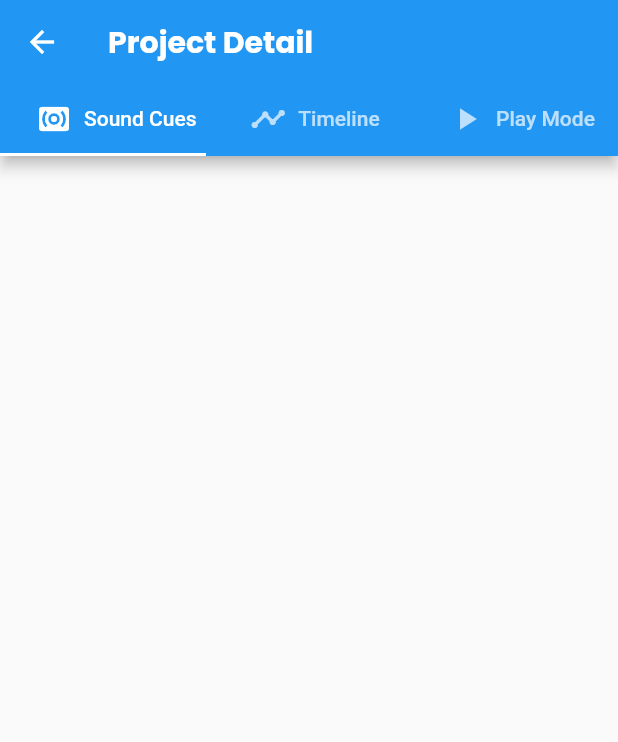
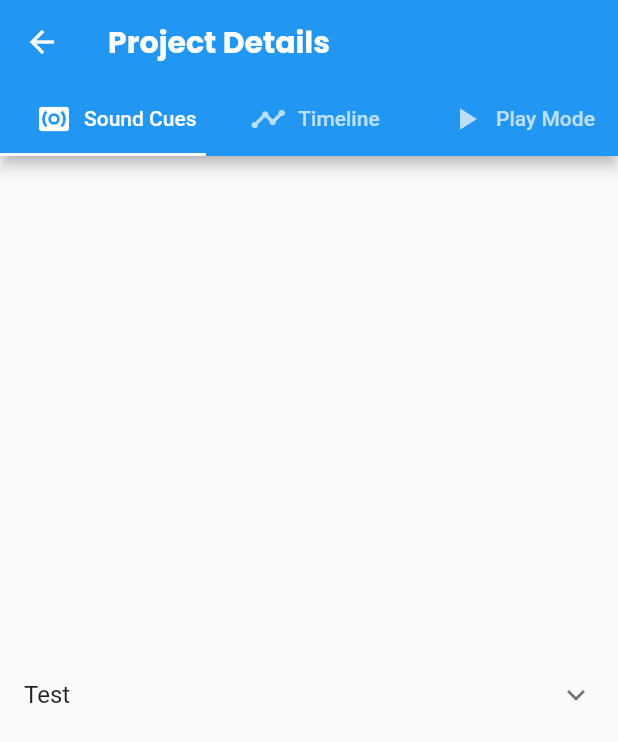
Before and after one commit to echocues/echo-v2, a Flutter app: the ProjectDetailsPageWidget screen opened by its route, on a phone screen of 412 x 824 dp. Shown: the top 742 px of the screen. Run offline on Flutter 3.47's test engine with Material 2 defaults, Android fonts, the phone set to English and light mode, and no system bars; our stand-ins replace google_fonts; missing offline and left inert: stockholm.

Commit message:
some progress

```diff
--- a/lib/api/models/project_model.dart
+++ b/lib/api/models/project_model.dart
@@ -3,9 +3,9 @@ import 'timeline_model.dart';
 
 class ProjectModel {
   ProjectModel({
-      this.projectId,
-      this.title,
-      this.description,
+      this.projectId = "projectId",
+      this.title = "Title",
+      this.description = "Description",
       this.soundCues,
       this.timeline,});
 
--- a/lib/components/project_button.dart
+++ b/lib/components/project_button.dart
@@ -45,7 +45,7 @@ class ProjectButton extends StatelessWidget {
                             vertical: 8.0,
                           ),
                           child: Text(
-                            "Title",
+                            project.title!,
                             style: GoogleFonts.notoSans(
                               fontWeight: FontWeight.bold,
                               fontSize: constraints.maxWidth / 12,
@@ -53,7 +53,7 @@ class ProjectButton extends StatelessWidget {
                           ),
                         ),
                         Text(
-                          "Descriptions",
+                          project.description!,
                           style: GoogleFonts.notoSans(
                             fontSize: constraints.maxWidth / 14,
                           ),
--- /dev/null
+++ b/lib/components/soundcue_button.dart
@@ -0,0 +1,21 @@
+import 'package:flutter/material.dart';
+
+class SoundCueButton extends StatefulWidget {
+  const SoundCueButton({Key? key}) : super(key: key);
+
+  @override
+  State<SoundCueButton> createState() => _SoundCueButtonState();
+}
+
+class _SoundCueButtonState extends State<SoundCueButton> {
+  @override
+  Widget build(BuildContext context) {
+    return Container(
+      width: 800,
+      height: 60,
+      child: const ExpansionTile(
+        title: Text("Test"),
+      )
+    );
+  }
+}
--- a/lib/pages/project_details.dart
+++ b/lib/pages/project_details.dart
@@ -1,3 +1,7 @@
+import 'package:echocues/api/models/project_model.dart';
+import 'package:echocues/pages/project_details/playmode_page.dart';
+import 'package:echocues/pages/project_details/soundcues_page.dart';
+import 'package:echocues/pages/project_details/timelines_page.dart';
 import 'package:flutter/material.dart';
 import 'package:google_fonts/google_fonts.dart';
 
@@ -8,12 +12,15 @@ class ProjectDetailsPageWidget extends StatelessWidget {
 
   @override
   Widget build(BuildContext context) {
+    // ProjectModel model = ModalRoute.of(context)!.settings.arguments as ProjectModel;
+
     return DefaultTabController(
       length: 3,
       child: Scaffold(
         appBar: AppBar(
           title: Text(
-            "Project Detail",
+            // model.title!,
+            "Project Details",
             style: GoogleFonts.poppins(
               fontWeight: FontWeight.bold,
             ),
@@ -61,7 +68,9 @@ class ProjectDetailsPageWidget extends StatelessWidget {
         ),
         body: const TabBarView(
           children: [
-
+            SoundCuesPageWidget(),
+            TimelinePageWidget(),
+            PlayModePageWidget(),
           ],
         ),
       ),
--- /dev/null
+++ b/lib/pages/project_details/soundcues_page.dart
@@ -0,0 +1,11 @@
+import 'package:echocues/components/soundcue_button.dart';
+import 'package:flutter/material.dart';
+
+class SoundCuesPageWidget extends StatelessWidget {
+  const SoundCuesPageWidget({Key? key}) : super(key: key);
+
+  @override
+  Widget build(BuildContext context) {
+    return const Center(child: SoundCueButton());
+  }
+}
--- a/pubspec.yaml
+++ b/pubspec.yaml
@@ -37,6 +37,7 @@ dependencies:
   cupertino_icons: ^1.0.2
   google_fonts: ^4.0.3
   stockholm: ^0.0.3
+  audioplayers: ^3.0.1
 
 dev_dependencies:
   flutter_test:
```
Also changed, not shown: lib/pages/project_details/playmode_page.dart (added, +10 -0 lines), lib/pages/project_details/timelines_page.dart (added, +10 -0 lines), lib/pages/projects.dart (+95 -6 lines), pubspec.lock.
